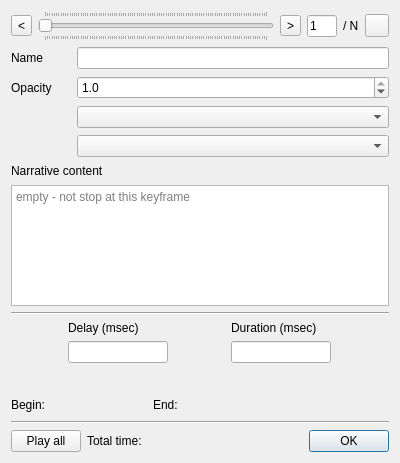
Qt form ui/keyframedialog.ui (minorua/Qgis2threejs) before a commit.
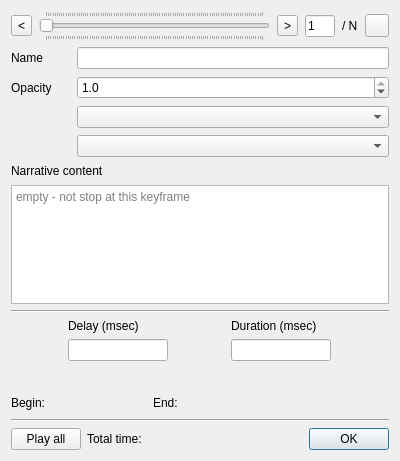
The same form after that commit. Custom widgets are drawn as their Qt base class.

Commit message: animation: hide keyframe slider in line growing animation dialog

The edit to the form file:
```diff
--- a/ui/keyframedialog.ui
+++ b/ui/keyframedialog.ui
@@ -7,7 +7,7 @@
     <x>0</x>
     <y>0</y>
     <width>400</width>
-    <height>463</height>
+    <height>461</height>
    </rect>
   </property>
   <property name="minimumSize">
@@ -21,7 +21,23 @@
   </property>
   <layout class="QVBoxLayout" name="verticalLayout">
    <item>
+    <widget class="QWidget" name="widgetTopBar" native="true">
     <layout class="QHBoxLayout" name="horizontalLayout">
+      <property name="spacing">
+       <number>7</number>
+      </property>
+      <property name="leftMargin">
+       <number>0</number>
+      </property>
+      <property name="topMargin">
+       <number>0</number>
+      </property>
+      <property name="rightMargin">
+       <number>0</number>
+      </property>
+      <property name="bottomMargin">
+       <number>0</number>
+      </property>
      <item>
       <widget class="QToolButton" name="toolButtonPrev">
        <property name="toolTip">
@@ -95,6 +111,7 @@
       </widget>
      </item>
     </layout>
+    </widget>
    </item>
    <item>
     <layout class="QGridLayout" name="gridLayout">
```
Lines whose indentation alone changed are shown as unchanged. The commit also changes 2 other files.
